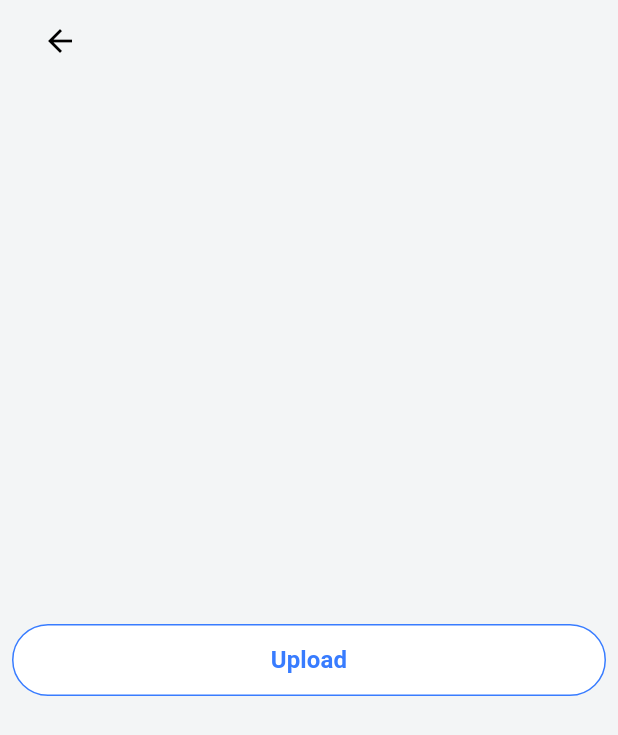
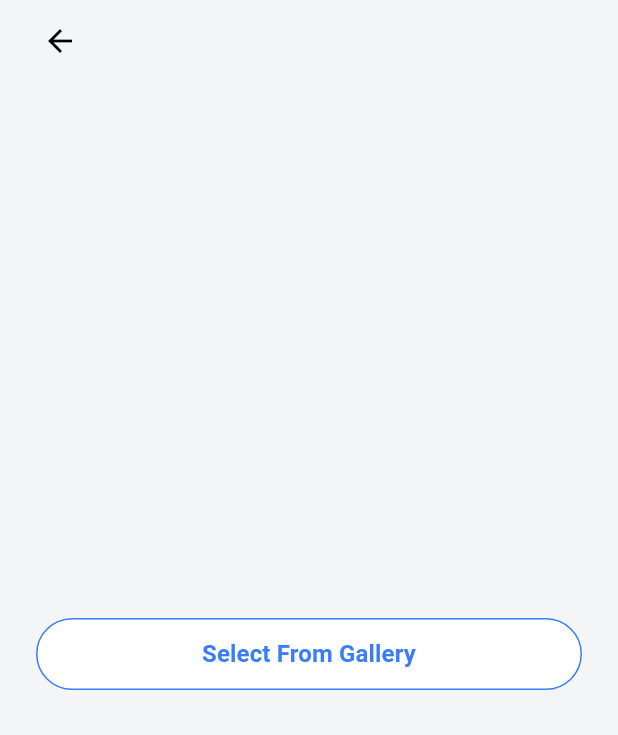
Before and after one commit to lightion/black_pearl_admin, a Flutter app: the HomeMenuScreen screen opened by its route, on a phone screen of 412 x 824 dp. Shown: the top 735 px of the screen. Run offline on Flutter 3.47's test engine with Material 3 defaults, Android fonts, the phone set to English and light mode, and no system bars; our stand-ins replace beamer, equatable, flutter_bloc, flutter_secure_storage, get_it, image_picker; accounts and stored records are empty; network calls fail.

Commit message:
Day 8: user can now select image from the gallery

```diff
--- a/core/lib/theme/color_constants.dart
+++ b/core/lib/theme/color_constants.dart
@@ -1,7 +1,9 @@
-import 'dart:ui';
+import 'package:flutter/material.dart';
 
 class ColorConstants {
+  static const transparent = Colors.transparent;
   static const black = Color(0xFF000000);
+  static const black80 = Color(0x80000000);
   static const white = Color(0xFFFFFFFF);
   static const antiFlashWhite = Color(0xFFF3F5F6);
   static const stateBlue = Color(0xFF6A5AE0);
--- /dev/null
+++ b/core/lib/widgets/loading_overlay_widget.dart
@@ -0,0 +1,65 @@
+import 'package:core/theme/styles.dart';
+import 'package:flutter/material.dart';
+
+import '../theme/color_constants.dart';
+
+class LoadingOverlay {
+  OverlayEntry? _overlay;
+  bool isOverlay;
+  Color color;
+  String message;
+  int? size = 48;
+  double? loadingStrokeWidth = 4;
+
+  LoadingOverlay({
+    this.isOverlay = true,
+    required this.color,
+    this.message = "",
+    this.size,
+    this.loadingStrokeWidth,
+  });
+
+  void show(BuildContext context) {
+    if (_overlay == null) {
+      _overlay = OverlayEntry(
+        builder: (context) => ColoredBox(
+          color:
+              isOverlay ? ColorConstants.black80 : ColorConstants.transparent,
+          child: Center(
+            child: Row(
+              mainAxisAlignment: MainAxisAlignment.center,
+              crossAxisAlignment: CrossAxisAlignment.center,
+              children: [
+                SizedBox(
+                  width: size?.toDouble(),
+                  height: size?.toDouble(),
+                  child: CircularProgressIndicator(
+                    valueColor: AlwaysStoppedAnimation(color),
+                    strokeWidth: loadingStrokeWidth ?? 4,
+                  ),
+                ),
+                message != ""
+                    ? Padding(
+                        padding: const EdgeInsets.only(left: 12),
+                        child: DefaultTextStyle(
+                          style: Styles.h5w400,
+                          child: Text(message),
+                        ),
+                      )
+                    : Container(),
+              ],
+            ),
+          ),
+        ),
+      );
+      Overlay.of(context).insert(_overlay!);
+    }
+  }
+
+  void hide() {
+    if (_overlay != null) {
+      _overlay?.remove();
+      _overlay = null;
+    }
+  }
+}
--- /dev/null
+++ b/lib/presentation/dashboard/home/bloc/home_menu_bloc.dart
@@ -0,0 +1,22 @@
+import 'package:equatable/equatable.dart';
+import 'package:flutter_bloc/flutter_bloc.dart';
+import 'package:image_picker/image_picker.dart';
+
+part 'home_menu_event.dart';
+
+part 'home_menu_state.dart';
+
+class HomeMenuBloc extends Bloc<HomeMenuEvent, HomeMenuState> {
+  HomeMenuBloc() : super(HomeMenuInitial()) {
+    on<HomeMenuImagePickerClickedEvent>((event, emit) async {
+      emit(HomeMenuLoading());
+
+      final picker = ImagePicker();
+
+      final pickedFile = await picker.pickImage(source: ImageSource.gallery);
+
+      emit(HomeMenuImageSelectedSuccess(path: pickedFile?.path ?? ""));
+
+    });
+  }
+}
--- /dev/null
+++ b/lib/presentation/dashboard/home/bloc/home_menu_event.dart
@@ -0,0 +1,8 @@
+part of 'home_menu_bloc.dart';
+
+abstract class HomeMenuEvent extends Equatable {}
+
+class HomeMenuImagePickerClickedEvent extends HomeMenuEvent {
+  @override
+  List<Object?> get props => [];
+}
--- /dev/null
+++ b/lib/presentation/dashboard/home/bloc/home_menu_state.dart
@@ -0,0 +1,22 @@
+part of 'home_menu_bloc.dart';
+
+abstract class HomeMenuState extends Equatable {}
+
+class HomeMenuInitial extends HomeMenuState {
+  @override
+  List<Object?> get props => [];
+}
+
+class HomeMenuLoading extends HomeMenuState {
+  @override
+  List<Object?> get props => [];
+}
+
+class HomeMenuImageSelectedSuccess extends HomeMenuState {
+  final String path;
+
+  HomeMenuImageSelectedSuccess({required this.path});
+
+  @override
+  List<Object?> get props => [];
+}
--- a/lib/presentation/dashboard/home/screen/home_menu_upload_screen.dart
+++ b/lib/presentation/dashboard/home/screen/home_menu_upload_screen.dart
@@ -1,9 +1,14 @@
+import 'dart:io';
+
 import 'package:beamer/beamer.dart';
+import 'package:black_pearl/presentation/dashboard/home/bloc/home_menu_bloc.dart';
 import 'package:core/constants/app_constants.dart';
 import 'package:core/theme/color_constants.dart';
 import 'package:core/theme/styles.dart';
 import 'package:core/widgets/app_bar_widget.dart';
+import 'package:core/widgets/loading_overlay_widget.dart';
 import 'package:flutter/material.dart';
+import 'package:flutter_bloc/flutter_bloc.dart';
 
 class HomeMenuScreen extends StatefulWidget {
   const HomeMenuScreen({super.key});
@@ -13,8 +18,31 @@ class HomeMenuScreen extends StatefulWidget {
 }
 
 class _HomeMenuScreenState extends State<HomeMenuScreen> {
+  final bloc = HomeMenuBloc();
+
+  final loadingOverlay = LoadingOverlay(
+    color: ColorConstants.electricBlue,
+    isOverlay: true,
+  );
+
+  @override
+  void dispose() {
+    super.dispose();
+  }
+
   @override
   Widget build(BuildContext context) {
+    return BlocProvider(
+      create: (context) => bloc,
+      child: BlocConsumer<HomeMenuBloc, HomeMenuState>(
+        listener: (context, state) async {
+          if (state is HomeMenuLoading) {
+            loadingOverlay.show(context);
+          } else {
+            loadingOverlay.hide();
+          }
+        },
+        builder: (context, state) {
           return Scaffold(
             appBar: AppBarWidget(
               message: "",
@@ -32,7 +60,52 @@ class _HomeMenuScreenState extends State<HomeMenuScreen> {
               child: Column(
                 mainAxisAlignment: MainAxisAlignment.center,
                 children: [
-            Container(
+                  state is HomeMenuImageSelectedSuccess && state.path != ''
+                      ? _imagePickerSuccessWidget(state.path)
+                      : Container(),
+                  Padding(
+                    padding: const EdgeInsets.only(
+                        left: 16.0, right: 16.0, bottom: 8.0),
+                    child: Container(
+                      margin: const EdgeInsets.only(left: 8, right: 8),
+                      width: double.infinity,
+                      height: AppConstants.buttonHeight,
+                      child: OutlinedButton(
+                        onPressed: () {
+                          bloc.add(HomeMenuImagePickerClickedEvent());
+                        },
+                        style: OutlinedButton.styleFrom(
+                          backgroundColor: Colors.white,
+                          side: const BorderSide(
+                              color: ColorConstants.electricBlue),
+                        ),
+                        child: Text(
+                          "Select From Gallery",
+                          textAlign: TextAlign.center,
+                          style: Styles.h5w600.merge(const TextStyle(
+                            color: ColorConstants.electricBlue,
+                          )),
+                        ),
+                      ),
+                    ),
+                  ),
+                ],
+              ),
+            ),
+          );
+        },
+      ),
+    );
+  }
+
+  Widget _imagePickerSuccessWidget(String path) {
+    return Column(
+      mainAxisAlignment: MainAxisAlignment.center,
+      children: [
+        SizedBox(height: 500, width: 400, child: Image.file(File(path))),
+        Padding(
+          padding: const EdgeInsets.all(16.0),
+          child: Container(
             margin: const EdgeInsets.only(left: 8, right: 8),
             width: double.infinity,
             height: AppConstants.buttonHeight,
@@ -51,9 +124,8 @@ class _HomeMenuScreenState extends State<HomeMenuScreen> {
               ),
             ),
           ),
+        ),
       ],
-        ),
-      ),
     );
   }
 }
--- a/pubspec.yaml
+++ b/pubspec.yaml
@@ -47,6 +47,7 @@ dependencies:
   internet_connection_checker: ^1.0.0+1
   equatable: ^2.0.5
   chopper_generator: ^7.0.7
+  image_picker: ^1.0.7
 
 dev_dependencies:
   flutter_test:
```
Also changed, not shown: pubspec.lock. Lines whose indentation alone changed are shown as unchanged.
